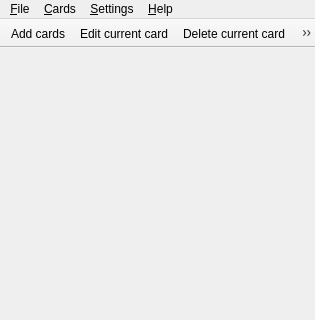
Before: the Qt Designer form mnemosyne/mnemosyne/pyqt_ui/main_wdgt.ui in mnemosyne-proj/mnemosyne, drawn with Qt 5; both pictures show x 0 to 315 and y 0 to 320 of the 315 by 494 pixel window.
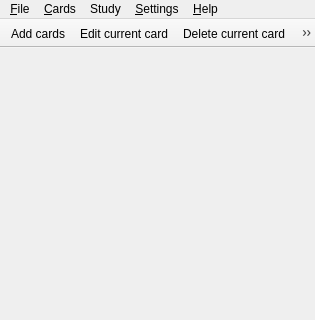
After: the same form once the commit is applied. Icons and pictures are not drawn.

Diff of the .ui file:
```diff
--- a/mnemosyne/mnemosyne/pyqt_ui/main_wdgt.ui
+++ b/mnemosyne/mnemosyne/pyqt_ui/main_wdgt.ui
@@ -77,8 +77,17 @@
     <addaction name="separator"/>
     <addaction name="actionShowStatistics"/>
    </widget>
+   <widget class="QMenu" name="menuStudy_mode">
+    <property name="title">
+     <string>Study</string>
+    </property>
+    <addaction name="actionStudyDefault"/>
+    <addaction name="actionStudyNew"/>
+    <addaction name="actionCramAll"/>
+   </widget>
    <addaction name="menuFile"/>
    <addaction name="menu_Cards"/>
+   <addaction name="menuStudy_mode"/>
    <addaction name="menu_Settings"/>
    <addaction name="menu_Help"/>
   </widget>
```
Left out of the diff: 27 changed lines with no effect on the pictures.
